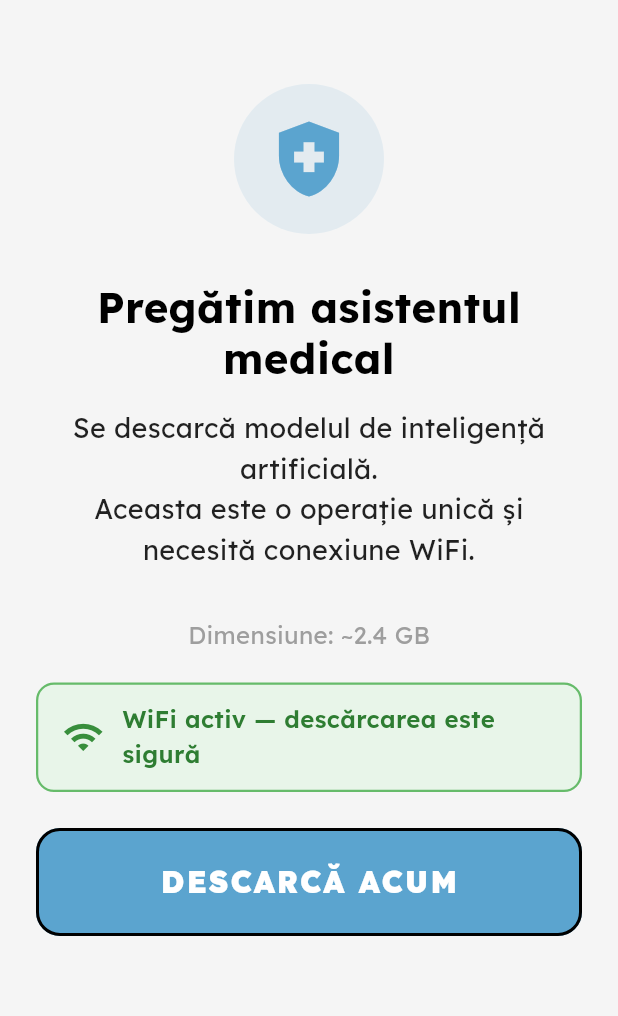
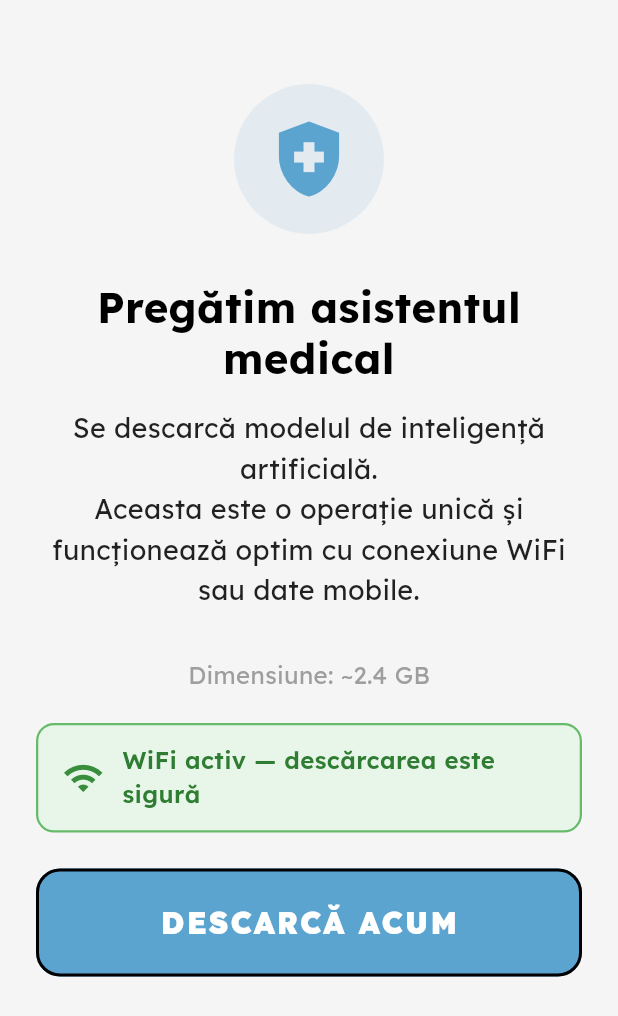
Before and after one commit to RaresBGH/TeleMed_Hearth, a Flutter app: the screen it shows after launch, on a phone screen of 412 x 824 dp. Shown: the top 1016 px of the screen. Run offline on Flutter 3.47's test engine with Material 3 defaults, Android fonts, the phone set to English and light mode, and no system bars; our stand-ins replace connectivity_plus, flutter_riverpod, google_fonts, image_picker, permission_handler; missing offline and left inert: flutter_webrtc, record, smart_auth, video_compress.

Commit message:
fix: allow mobile data download with soft warning, update subtitle text

```diff
--- a/lib/ui/screens/model_download_screen.dart
+++ b/lib/ui/screens/model_download_screen.dart
@@ -28,6 +28,7 @@ class _ModelDownloadScreenState extends ConsumerState<ModelDownloadScreen> {
 
   _DownloadState _downloadState = _DownloadState.idle;
   bool _isWifi = false;
+  bool _isMobile = false;
   double _progress = 0.0;
   int _progressPercent = 0;
   String? _errorMessage;
@@ -38,10 +39,9 @@ class _ModelDownloadScreenState extends ConsumerState<ModelDownloadScreen> {
   @override
   void initState() {
     super.initState();
-    _checkWifi();
-    // Re-check WiFi every 5 seconds so the button enables automatically when
-    // the user connects without having to restart the app.
-    _wifiTimer = Timer.periodic(const Duration(seconds: 5), (_) => _checkWifi());
+    _checkConnectivity();
+    // Re-check connectivity every 5 seconds so the banner updates automatically.
+    _wifiTimer = Timer.periodic(const Duration(seconds: 5), (_) => _checkConnectivity());
   }
 
   @override
@@ -52,15 +52,27 @@ class _ModelDownloadScreenState extends ConsumerState<ModelDownloadScreen> {
   }
 
   // ──────────────────────────────────────────────────────────────────────────
-  // WiFi check
+  // Connectivity check
   // ──────────────────────────────────────────────────────────────────────────
 
-  Future<void> _checkWifi() async {
+  Future<void> _checkConnectivity() async {
     try {
       final results = await Connectivity().checkConnectivity();
-      final isWifi = results.contains(ConnectivityResult.wifi);
-      if (mounted && isWifi != _isWifi) {
-        setState(() => _isWifi = isWifi);
+      final isWifi   = results.contains(ConnectivityResult.wifi);
+      final isMobile = results.contains(ConnectivityResult.mobile);
+      if (mounted) {
+        setState(() {
+          final hadConnection = _isWifi || _isMobile;
+          final hasConnection = isWifi  || isMobile;
+          _isWifi   = isWifi;
+          _isMobile = isMobile;
+          // Clear error state when connectivity is restored.
+          if (!hadConnection && hasConnection &&
+              _downloadState == _DownloadState.error) {
+            _downloadState = _DownloadState.idle;
+            _errorMessage  = null;
+          }
+        });
       }
     } catch (_) {}
   }
@@ -70,7 +82,7 @@ class _ModelDownloadScreenState extends ConsumerState<ModelDownloadScreen> {
   // ──────────────────────────────────────────────────────────────────────────
 
   Future<void> _startDownload() async {
-    if (!_isWifi || _downloadState == _DownloadState.downloading) return;
+    if (_downloadState == _DownloadState.downloading) return;
 
     setState(() {
       _downloadState = _DownloadState.downloading;
@@ -167,8 +179,7 @@ class _ModelDownloadScreenState extends ConsumerState<ModelDownloadScreen> {
 
   @override
   Widget build(BuildContext context) {
-    final bool canDownload =
-        _isWifi && _downloadState != _DownloadState.downloading;
+    final bool canDownload = _downloadState != _DownloadState.downloading;
     final bool showProgress = _downloadState == _DownloadState.downloading ||
         _downloadState == _DownloadState.success;
 
@@ -214,7 +225,7 @@ class _ModelDownloadScreenState extends ConsumerState<ModelDownloadScreen> {
 
               // ── Subtitle ──────────────────────────────────────────────────
               const Text(
-                'Se descarcă modelul de inteligență artificială.\nAceasta este o operație unică și necesită conexiune WiFi.',
+                'Se descarcă modelul de inteligență artificială.\nAceasta este o operație unică și funcționează optim cu conexiune WiFi sau date mobile.',
                 style: TextStyle(
                   fontSize: 18,
                   color: Colors.black87,
@@ -259,6 +270,7 @@ class _ModelDownloadScreenState extends ConsumerState<ModelDownloadScreen> {
               // ── WiFi status banner ────────────────────────────────────────
               _WifiBanner(
                 isWifi: _isWifi,
+                isMobile: _isMobile,
                 isDownloading: _downloadState == _DownloadState.downloading,
               ),
               const SizedBox(height: 24),
@@ -360,12 +372,18 @@ class _ModelDownloadScreenState extends ConsumerState<ModelDownloadScreen> {
 
 class _WifiBanner extends StatelessWidget {
   final bool isWifi;
+  final bool isMobile;
   final bool isDownloading;
 
-  const _WifiBanner({required this.isWifi, required this.isDownloading});
+  const _WifiBanner({
+    required this.isWifi,
+    required this.isMobile,
+    required this.isDownloading,
+  });
 
   @override
   Widget build(BuildContext context) {
+    // Green: WiFi active
     if (isWifi) {
       return Container(
         padding: const EdgeInsets.symmetric(horizontal: 16, vertical: 12),
@@ -393,6 +411,35 @@ class _WifiBanner extends StatelessWidget {
       );
     }
 
+    // Orange: mobile data — soft warning, download still allowed
+    if (isMobile) {
+      return Container(
+        padding: const EdgeInsets.symmetric(horizontal: 16, vertical: 12),
+        decoration: BoxDecoration(
+          color: Colors.orange.shade50,
+          borderRadius: BorderRadius.circular(12),
+          border: Border.all(color: Colors.orange.shade400, width: 1.5),
+        ),
+        child: Row(
+          children: [
+            Icon(Icons.signal_cellular_alt, color: Colors.orange.shade800, size: 28),
+            const SizedBox(width: 12),
+            Expanded(
+              child: Text(
+                'Descărcare prin date mobile - pot fi aplicate costuri',
+                style: TextStyle(
+                  fontSize: 16,
+                  color: Colors.orange.shade900,
+                  fontWeight: FontWeight.w600,
+                ),
+              ),
+            ),
+          ],
+        ),
+      );
+    }
+
+    // Amber: no connection
     return Container(
       padding: const EdgeInsets.symmetric(horizontal: 16, vertical: 12),
       decoration: BoxDecoration(
@@ -407,8 +454,8 @@ class _WifiBanner extends StatelessWidget {
           Expanded(
             child: Text(
               isDownloading
-                  ? 'Conectați-vă la WiFi pentru a evita costuri de date mobile'
-                  : 'Vă rugăm conectați-vă la WiFi înainte de descărcare',
+                  ? 'Conexiune pierdută în timpul descărcării'
+                  : 'Fără conexiune la internet',
               style: TextStyle(
                 fontSize: 16,
                 color: Colors.amber.shade900,
```
